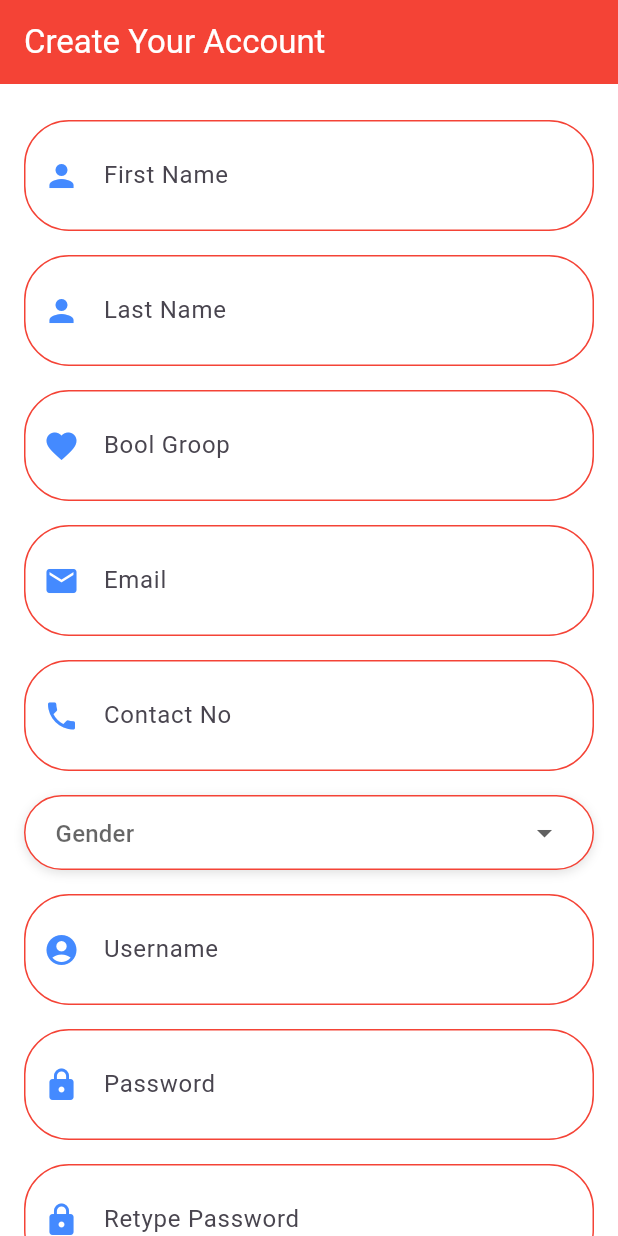
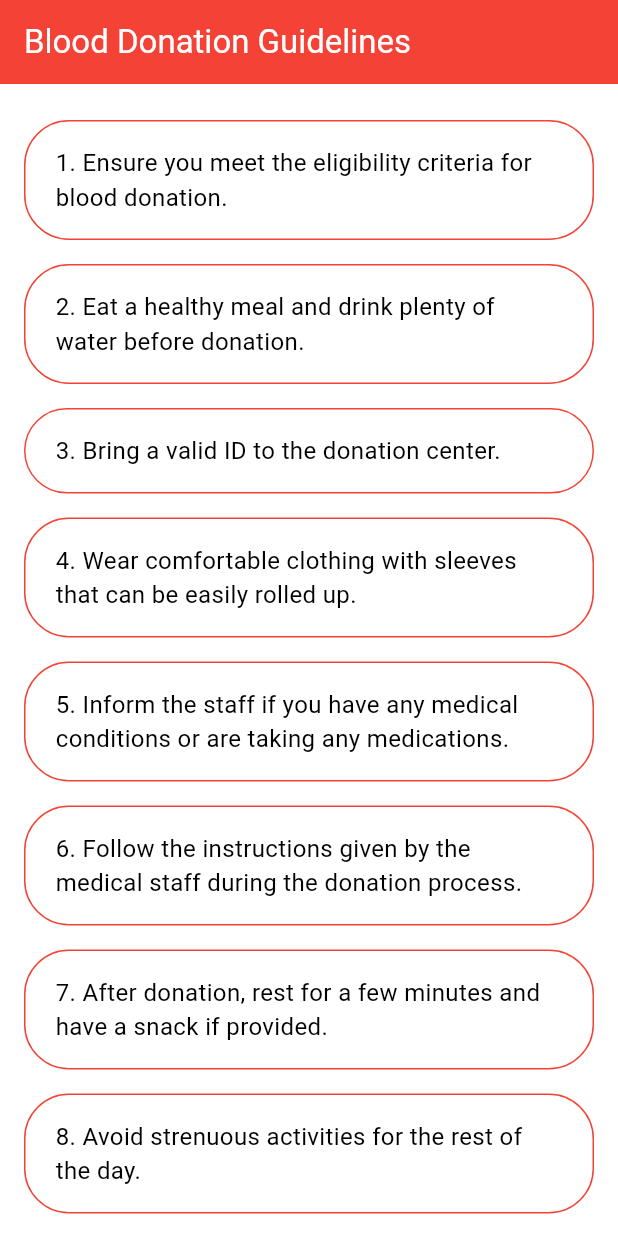
Before and after one commit to Gathika12/Blood-Donation-Mobile-App-Flutter, a Flutter app: the screen it shows after launch, on a phone screen of 412 x 824 dp. Run offline on Flutter 3.47's test engine with Material 3 defaults, Android fonts, the phone set to English and light mode, and no system bars.

Commit message:
instruction page create

```diff
--- /dev/null
+++ b/blood donation/lib/instruction.dart
@@ -0,0 +1,68 @@
+import 'package:flutter/material.dart';
+
+void main() {
+  runApp(MaterialApp(
+    home: BloodDonationGuidelines(),
+  ));
+}
+
+class BloodDonationGuidelines extends StatelessWidget {
+  Widget _buildInstructionPoint(String instruction) {
+    return Container(
+      margin: EdgeInsets.symmetric(vertical: 8.0),
+      padding: EdgeInsets.symmetric(horizontal: 20.0, vertical: 16.0),
+      decoration: BoxDecoration(
+        borderRadius: BorderRadius.circular(30.0),
+        color: Colors.white,
+        border: Border.all(color: Colors.red),
+        boxShadow: [
+          BoxShadow(
+            color: Colors.white,
+            blurRadius: 5.0,
+            offset: Offset(0, 2),
+          ),
+        ],
+      ),
+      child: Text(
+        instruction,
+        style: TextStyle(fontSize: 16.0, color: Colors.black),
+      ),
+    );
+  }
+
+  @override
+  Widget build(BuildContext context) {
+    return SafeArea(
+      top: true,
+      child: Scaffold(
+        appBar: AppBar(
+          title: Text(
+            'Blood Donation Guidelines',
+            style: TextStyle(color: Colors.white),
+          ),
+          backgroundColor: Colors.red,
+          elevation: 0.0,
+        ),
+        backgroundColor: Colors.white,
+        body: SingleChildScrollView(
+          padding: EdgeInsets.all(16.0),
+          child: Column(
+            crossAxisAlignment: CrossAxisAlignment.stretch,
+            children: [
+              _buildInstructionPoint('1. Ensure you meet the eligibility criteria for blood donation.'),
+              _buildInstructionPoint('2. Eat a healthy meal and drink plenty of water before donation.'),
+              _buildInstructionPoint('3. Bring a valid ID to the donation center.'),
+              _buildInstructionPoint('4. Wear comfortable clothing with sleeves that can be easily rolled up.'),
+              _buildInstructionPoint('5. Inform the staff if you have any medical conditions or are taking any medications.'),
+              _buildInstructionPoint('6. Follow the instructions given by the medical staff during the donation process.'),
+              _buildInstructionPoint('7. After donation, rest for a few minutes and have a snack if provided.'),
+              _buildInstructionPoint('8. Avoid strenuous activities for the rest of the day.'),
+              _buildInstructionPoint('9. Drink plenty of fluids and eat healthy meals for the next 24 hours.'),
+              _buildInstructionPoint('10. If you feel unwell at any time after donation, contact the donation center immediately.'),
+            ],
+          ),
+        ),
+      ),
+    );
+  }
+}
--- a/blood donation/lib/main.dart
+++ b/blood donation/lib/main.dart
@@ -1,11 +1,5 @@
 import 'package:flutter/material.dart';
-import 'package:practice02/register.dart';
-import 'package:practice02/home.dart';
-import 'package:practice02/register.dart';
-import 'package:practice02/welcome.dart';
-import 'login.dart';
-import 'welcome.dart';
-import 'register.dart';
+import 'package:practice02/instruction.dart';
 
 void main() async {
   /*WidgetsFlutterBinding.ensureInitialized();
@@ -24,7 +18,7 @@ void main() async {
   }
 */
   runApp(MaterialApp(
-    home: RegisterPage(), // Use HomePage widget as the home page
+    home: BloodDonationGuidelines(), // Use HomePage widget as the home page
   ));
 }
 
```
